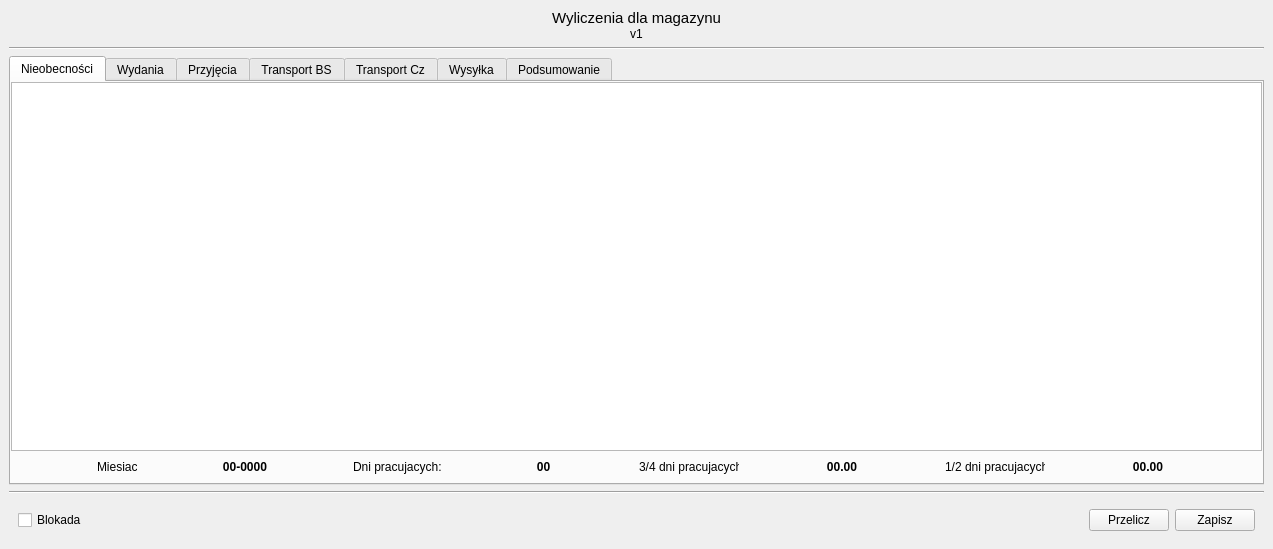
Above: Forms/wyliczeniaForm_mag.ui from kolomir/place_v2 before the change. Below: the same form after it.
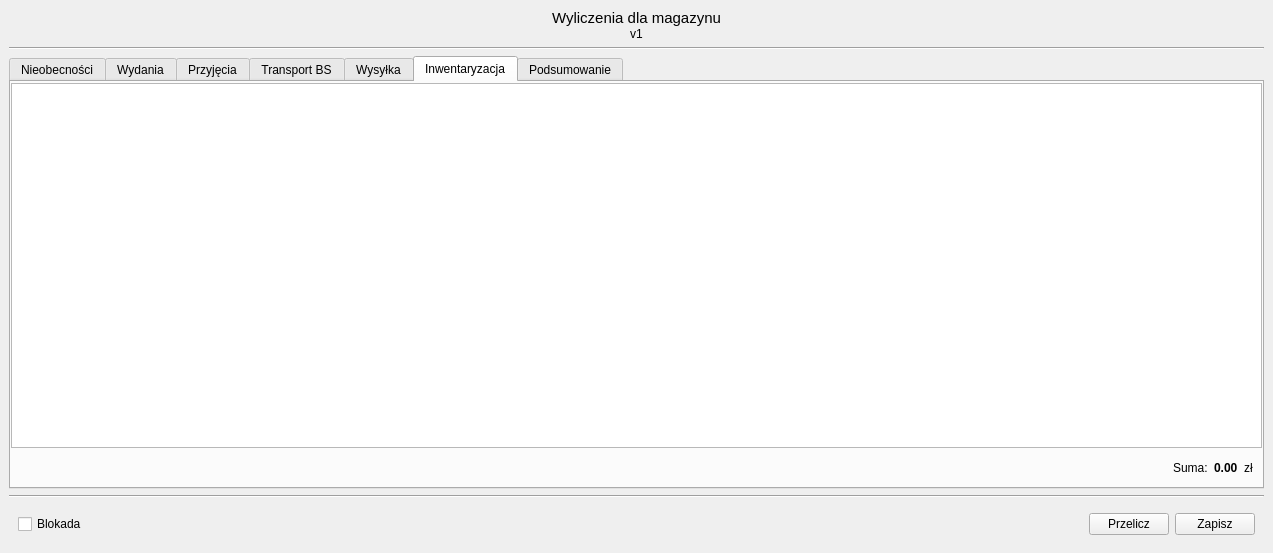
That is the form after the change. The open tabs and pages were chosen to show the change. Icons and pictures are not drawn.

Patch:
```diff
--- a/Forms/wyliczeniaForm_mag.ui
+++ b/Forms/wyliczeniaForm_mag.ui
@@ -585,116 +585,6 @@
           </item>
          </layout>
         </widget>
-        <widget class="QWidget" name="tab_transport_cz">
-         <attribute name="title">
-          <string>Transport Cz</string>
-         </attribute>
-         <layout class="QVBoxLayout" name="verticalLayout_13">
-          <property name="spacing">
-           <number>0</number>
-          </property>
-          <property name="leftMargin">
-           <number>0</number>
-          </property>
-          <property name="topMargin">
-           <number>0</number>
-          </property>
-          <property name="rightMargin">
-           <number>0</number>
-          </property>
-          <property name="bottomMargin">
-           <number>0</number>
-          </property>
-          <item>
-           <widget class="QWidget" name="widget_14" native="true">
-            <layout class="QVBoxLayout" name="verticalLayout_12">
-             <property name="spacing">
-              <number>0</number>
-             </property>
-             <property name="leftMargin">
-              <number>0</number>
-             </property>
-             <property name="topMargin">
-              <number>0</number>
-             </property>
-             <property name="rightMargin">
-              <number>0</number>
-             </property>
-             <property name="bottomMargin">
-              <number>0</number>
-             </property>
-             <item>
-              <widget class="QWidget" name="widget_31" native="true">
-               <layout class="QVBoxLayout" name="verticalLayout_20">
-                <property name="leftMargin">
-                 <number>0</number>
-                </property>
-                <property name="topMargin">
-                 <number>0</number>
-                </property>
-                <property name="rightMargin">
-                 <number>0</number>
-                </property>
-                <property name="bottomMargin">
-                 <number>0</number>
-                </property>
-                <item>
-                 <widget class="QTableWidget" name="tab_dane_transport_Cz"/>
-                </item>
-               </layout>
-              </widget>
-             </item>
-             <item>
-              <widget class="QWidget" name="widget_16" native="true">
-               <layout class="QHBoxLayout" name="horizontalLayout_8">
-                <item>
-                 <spacer name="horizontalSpacer_7">
-                  <property name="orientation">
-                   <enum>Qt::Horizontal</enum>
-                  </property>
-                  <property name="sizeHint" stdset="0">
-                   <size>
-                    <width>665</width>
-                    <height>20</height>
-                   </size>
-                  </property>
-                 </spacer>
-                </item>
-                <item>
-                 <widget class="QLabel" name="label_13">
-                  <property name="text">
-                   <string>Suma:</string>
-                  </property>
-                 </widget>
-                </item>
-                <item>
-                 <widget class="QLabel" name="lab_sumaTransport_Cz">
-                  <property name="font">
-                   <font>
-                    <weight>75</weight>
-                    <bold>true</bold>
-                   </font>
-                  </property>
-                  <property name="text">
-                   <string>0,00</string>
-                  </property>
-                 </widget>
-                </item>
-                <item>
-                 <widget class="QLabel" name="label_15">
-                  <property name="text">
-                   <string>zł</string>
-                  </property>
-                 </widget>
-                </item>
-               </layout>
-              </widget>
-             </item>
-            </layout>
-           </widget>
-          </item>
-         </layout>
-        </widget>
         <widget class="QWidget" name="tab_wysylka">
          <attribute name="title">
           <string>Wysyłka</string>
@@ -823,6 +713,177 @@
           </item>
          </layout>
         </widget>
+        <widget class="QWidget" name="tab_inwentaryzacja">
+         <attribute name="title">
+          <string>Inwentaryzacja</string>
+         </attribute>
+         <layout class="QVBoxLayout" name="verticalLayout_20">
+          <property name="spacing">
+           <number>0</number>
+          </property>
+          <property name="leftMargin">
+           <number>0</number>
+          </property>
+          <property name="topMargin">
+           <number>0</number>
+          </property>
+          <property name="rightMargin">
+           <number>0</number>
+          </property>
+          <property name="bottomMargin">
+           <number>0</number>
+          </property>
+          <item>
+           <widget class="QWidget" name="widget_4" native="true">
+            <layout class="QVBoxLayout" name="verticalLayout_13">
+             <property name="spacing">
+              <number>0</number>
+             </property>
+             <property name="leftMargin">
+              <number>0</number>
+             </property>
+             <property name="topMargin">
+              <number>0</number>
+             </property>
+             <property name="rightMargin">
+              <number>0</number>
+             </property>
+             <property name="bottomMargin">
+              <number>0</number>
+             </property>
+             <item>
+              <widget class="QWidget" name="widget_9" native="true">
+               <layout class="QVBoxLayout" name="verticalLayout_12">
+                <property name="leftMargin">
+                 <number>0</number>
+                </property>
+                <property name="topMargin">
+                 <number>0</number>
+                </property>
+                <property name="rightMargin">
+                 <number>0</number>
+                </property>
+                <property name="bottomMargin">
+                 <number>0</number>
+                </property>
+                <item>
+                 <widget class="QTableWidget" name="tab_dane_inwentaryzacja">
+                  <property name="minimumSize">
+                   <size>
+                    <width>0</width>
+                    <height>365</height>
+                   </size>
+                  </property>
+                  <property name="maximumSize">
+                   <size>
+                    <width>16777215</width>
+                    <height>365</height>
+                   </size>
+                  </property>
+                 </widget>
+                </item>
+               </layout>
+              </widget>
+             </item>
+             <item>
+              <widget class="QWidget" name="widget_12" native="true">
+               <property name="minimumSize">
+                <size>
+                 <width>0</width>
+                 <height>38</height>
+                </size>
+               </property>
+               <property name="maximumSize">
+                <size>
+                 <width>16777215</width>
+                 <height>38</height>
+                </size>
+               </property>
+               <layout class="QHBoxLayout" name="horizontalLayout">
+                <item>
+                 <spacer name="horizontalSpacer">
+                  <property name="orientation">
+                   <enum>Qt::Horizontal</enum>
+                  </property>
+                  <property name="sizeHint" stdset="0">
+                   <size>
+                    <width>1148</width>
+                    <height>17</height>
+                   </size>
+                  </property>
+                 </spacer>
+                </item>
+                <item>
+                 <widget class="QLabel" name="label_13">
+                  <property name="minimumSize">
+                   <size>
+                    <width>0</width>
+                    <height>20</height>
+                   </size>
+                  </property>
+                  <property name="maximumSize">
+                   <size>
+                    <width>16777215</width>
+                    <height>20</height>
+                   </size>
+                  </property>
+                  <property name="text">
+                   <string>Suma:</string>
+                  </property>
+                 </widget>
+                </item>
+                <item>
+                 <widget class="QLabel" name="lab_sumaInwentaryzacja">
+                  <property name="minimumSize">
+                   <size>
+                    <width>0</width>
+                    <height>20</height>
+                   </size>
+                  </property>
+                  <property name="maximumSize">
+                   <size>
+                    <width>16777215</width>
+                    <height>20</height>
+                   </size>
+                  </property>
+                  <property name="font">
+                   <font>
+                    <weight>75</weight>
+                    <bold>true</bold>
+                   </font>
+                  </property>
+                  <property name="text">
+                   <string>0.00</string>
+                  </property>
+                 </widget>
+                </item>
+                <item>
+                 <widget class="QLabel" name="label_20">
+                  <property name="minimumSize">
+                   <size>
+                    <width>0</width>
+                    <height>20</height>
+                   </size>
+                  </property>
+                  <property name="maximumSize">
+                   <size>
+                    <width>16777215</width>
+                    <height>20</height>
+                   </size>
+                  </property>
+                  <property name="text">
+                   <string>zł</string>
+                  </property>
+                 </widget>
+                </item>
+               </layout>
+              </widget>
+             </item>
+            </layout>
+           </widget>
+          </item>
+         </layout>
+        </widget>
         <widget class="QWidget" name="tab_podsumowanie">
          <attribute name="title">
           <string>Podsumowanie</string>
```
Left out of the diff: 34 changed lines with no effect on the pictures.
